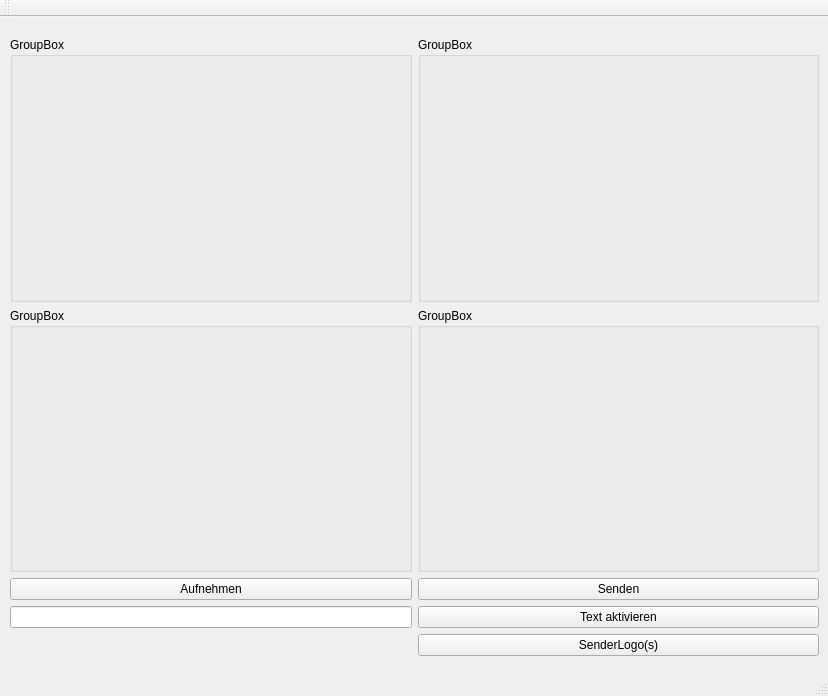
First picture: the form in mainwindow.ui, repository kripton/jukuzregie, before the edit.
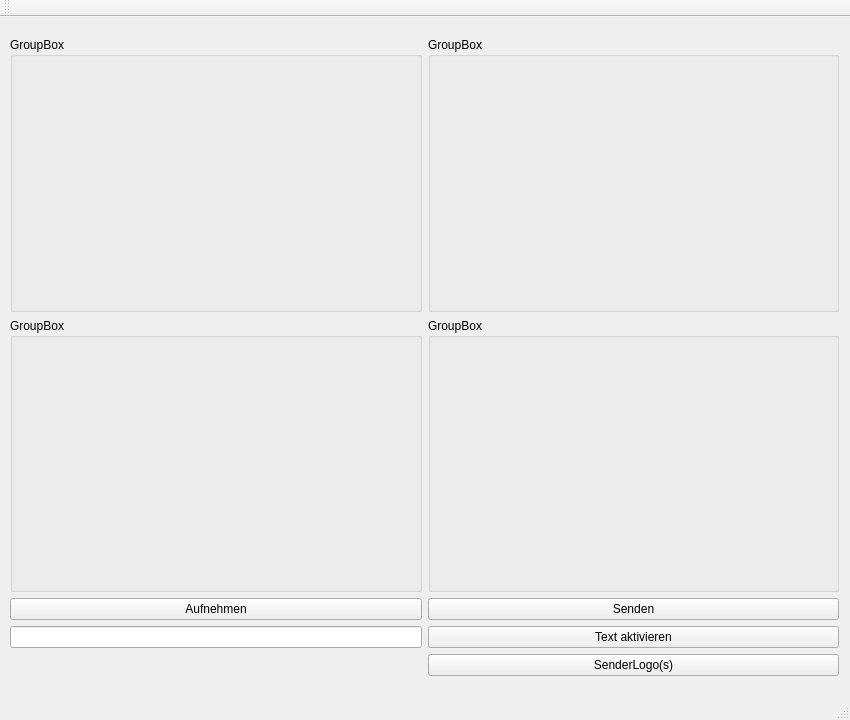
Second picture: the form after the edit. Custom widgets are drawn as their Qt base class.

Commit message: Fix some sizes in the UI to make all text readable

Diff of the .ui file:
```diff
--- a/mainwindow.ui
+++ b/mainwindow.ui
@@ -6,8 +6,8 @@
    <rect>
     <x>0</x>
     <y>0</y>
-    <width>828</width>
-    <height>696</height>
+    <width>850</width>
+    <height>720</height>
    </rect>
   </property>
   <property name="windowTitle">
@@ -19,8 +19,8 @@
      <rect>
       <x>-1</x>
       <y>9</y>
-      <width>831</width>
-      <height>641</height>
+      <width>851</width>
+      <height>661</height>
      </rect>
     </property>
     <layout class="QGridLayout" name="gridLayout">
```
Left out of the diff: 4 changed lines with no effect on the pictures. The commit also changes 1 other file.
